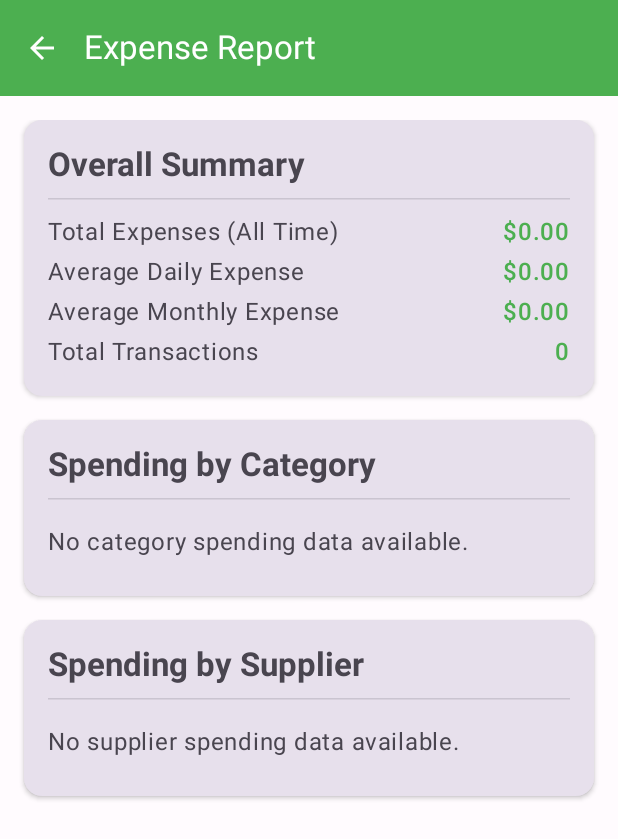
After one commit to ibfahd/ExpenseTracker, an Android app built with Jetpack Compose: the ReportingActivity screen opened directly, with no data from a screen before it, on a phone screen of 412 x 824 dp. The commit adds this screen. Shown: the top 839 px of the screen. Run offline under Robolectric (Android 15) with nearby library versions, the phone set to English and light mode, and no system bars; our stand-ins replace Room's generated code.

Commit message:
Adding Reporting. UX improvement, minor fixes.

```diff
--- a/app/src/main/java/com/fahdev/expensetracker/ExpenseViewModel.kt
+++ b/app/src/main/java/com/fahdev/expensetracker/ExpenseViewModel.kt
@@ -5,50 +5,57 @@ import androidx.lifecycle.AndroidViewModel
 import androidx.lifecycle.viewModelScope
 import com.fahdev.expensetracker.data.Category
 import com.fahdev.expensetracker.data.CategoryDao
+import com.fahdev.expensetracker.data.CategorySpending
 import com.fahdev.expensetracker.data.Expense
 import com.fahdev.expensetracker.data.ExpenseDao
 import com.fahdev.expensetracker.data.Product
 import com.fahdev.expensetracker.data.ProductDao
 import com.fahdev.expensetracker.data.Supplier
 import com.fahdev.expensetracker.data.SupplierDao
+import com.fahdev.expensetracker.data.SupplierSpending
 import kotlinx.coroutines.ExperimentalCoroutinesApi
 import kotlinx.coroutines.flow.Flow
 import kotlinx.coroutines.flow.MutableStateFlow
+import kotlinx.coroutines.flow.SharingStarted
+import kotlinx.coroutines.flow.StateFlow // Import StateFlow
 import kotlinx.coroutines.flow.asStateFlow
 import kotlinx.coroutines.flow.combine
 import kotlinx.coroutines.flow.first
 import kotlinx.coroutines.flow.flatMapLatest
 import kotlinx.coroutines.flow.map
+import kotlinx.coroutines.flow.stateIn
 import kotlinx.coroutines.launch
 import java.util.Calendar
 import java.util.concurrent.TimeUnit
+import kotlin.math.max
 
 class ExpenseViewModel(application: Application) : AndroidViewModel(application) {
-    private val expenseDao: ExpenseDao
-    private val productDao: ProductDao
-    private val supplierDao: SupplierDao
-    private val categoryDao: CategoryDao
+    private val database = AppDatabase.getDatabase(application)
+    private val expenseDao: ExpenseDao = database.expenseDao()
+    private val productDao: ProductDao = database.productDao()
+    private val supplierDao: SupplierDao = database.supplierDao()
+    private val categoryDao: CategoryDao = database.categoryDao()
 
-    val allProducts: Flow<List<Product>>
-    val allSuppliers: Flow<List<Supplier>>
-    val allCategories: Flow<List<Category>>
+    val allProducts: Flow<List<Product>> = productDao.getAllProducts() // This can remain Flow if not directly used with stateIn for collectAsState without initial
+    val allSuppliers: Flow<List<Supplier>> = supplierDao.getAllSuppliers() // Same as above
+    val allCategories: Flow<List<Category>> = categoryDao.getAllCategories() // Same as above
 
     private val _selectedStartDate = MutableStateFlow<Long?>(null)
-    val selectedStartDate: Flow<Long?> = _selectedStartDate.asStateFlow()
+    val selectedStartDate: StateFlow<Long?> = _selectedStartDate.asStateFlow() // .asStateFlow() returns StateFlow
 
     private val _selectedEndDate = MutableStateFlow<Long?>(null)
-    val selectedEndDate: Flow<Long?> = _selectedEndDate.asStateFlow()
+    val selectedEndDate: StateFlow<Long?> = _selectedEndDate.asStateFlow()
 
     private val _selectedCategoryId = MutableStateFlow<Int?>(null)
-    val selectedCategoryId: Flow<Int?> = _selectedCategoryId.asStateFlow()
+    val selectedCategoryId: StateFlow<Int?> = _selectedCategoryId.asStateFlow()
 
     private val _selectedSupplierId = MutableStateFlow<Int?>(null)
-    val selectedSupplierId: Flow<Int?> = _selectedSupplierId.asStateFlow()
+    val selectedSupplierId: StateFlow<Int?> = _selectedSupplierId.asStateFlow()
 
     private val _refreshTrigger = MutableStateFlow(0)
 
     @OptIn(ExperimentalCoroutinesApi::class)
-    val filteredExpenses: Flow<List<ExpenseWithDetails>> = combine(
+    val filteredExpenses: Flow<List<ExpenseWithDetails>> = combine( // This is a complex flow, often collected with an initial value or handled differently
         _selectedStartDate,
         _selectedEndDate,
         _selectedCategoryId,
@@ -63,10 +70,11 @@ class ExpenseViewModel(application: Application) : AndroidViewModel(application)
             params.categoryId,
             params.supplierId
         )
-    }
+    } // If this is collected with collectAsState without initial, it might need .stateIn too or an initial value at collection.
+    // For MainActivity, it's collected with collectAsState(initial = emptyList()), which is correct.
 
     @OptIn(ExperimentalCoroutinesApi::class)
-    val totalFilteredExpenses: Flow<Double> = combine(
+    val totalFilteredExpenses: StateFlow<Double> = combine( // Changed to StateFlow
         _selectedStartDate,
         _selectedEndDate,
         _selectedCategoryId,
@@ -82,6 +90,7 @@ class ExpenseViewModel(application: Application) : AndroidViewModel(application)
             params.supplierId
         )
     }.map { it ?: 0.0 }
+        .stateIn(viewModelScope, SharingStarted.WhileSubscribed(5000), 0.0) // Initial value provided
 
     private data class FilterParams(
         val startDate: Long?,
@@ -90,19 +99,55 @@ class ExpenseViewModel(application: Application) : AndroidViewModel(application)
         val supplierId: Int?
     )
 
+    // --- Reporting Data Flows ---
+    // Explicitly type these as StateFlow since stateIn produces a StateFlow
+    val totalExpensesAllTime: StateFlow<Double> = expenseDao.getTotalExpensesAllTime()
+        .map { it ?: 0.0 }
+        .stateIn(viewModelScope, SharingStarted.WhileSubscribed(5000), 0.0)
+
+    val firstExpenseDate: StateFlow<Long?> = expenseDao.getFirstExpenseDate()
+        .stateIn(viewModelScope, SharingStarted.WhileSubscribed(5000), null)
+
+    val totalTransactionCount: StateFlow<Int> = expenseDao.getTotalTransactionCount()
+        .map { it ?: 0 }
+        .stateIn(viewModelScope, SharingStarted.WhileSubscribed(5000), 0)
+
+    val spendingByCategory: StateFlow<List<CategorySpending>> = expenseDao.getSpendingByCategory()
+        .stateIn(viewModelScope, SharingStarted.WhileSubscribed(5000), emptyList())
+
+    val spendingBySupplier: StateFlow<List<SupplierSpending>> = expenseDao.getSpendingBySupplier()
+        .stateIn(viewModelScope, SharingStarted.WhileSubscribed(5000), emptyList())
+
+    val averageDailyExpense: StateFlow<Double> = combine(totalExpensesAllTime, firstExpenseDate) { total, firstDateMs ->
+        if (total > 0 && firstDateMs != null) {
+            val days = TimeUnit.MILLISECONDS.toDays(System.currentTimeMillis() - firstDateMs).coerceAtLeast(1)
+            total / days
+        } else {
+            0.0
+        }
+    }.stateIn(viewModelScope, SharingStarted.WhileSubscribed(5000), 0.0)
+
+    val averageMonthlyExpense: StateFlow<Double> = combine(totalExpensesAllTime, firstExpenseDate) { total, firstDateMs ->
+        if (total > 0 && firstDateMs != null) {
+            val firstCal = Calendar.getInstance().apply { timeInMillis = firstDateMs }
+            val currentCal = Calendar.getInstance()
+
+            var months = (currentCal.get(Calendar.YEAR) - firstCal.get(Calendar.YEAR)) * 12
+            months -= firstCal.get(Calendar.MONTH)
+            months += currentCal.get(Calendar.MONTH)
+            if (currentCal.get(Calendar.DAY_OF_MONTH) < firstCal.get(Calendar.DAY_OF_MONTH) && months > 0) {
+                months--
+            }
+            total / max(1, months + 1)
+        } else {
+            0.0
+        }
+    }.stateIn(viewModelScope, SharingStarted.WhileSubscribed(5000), 0.0)
+
+
     init {
-        val database = AppDatabase.getDatabase(application)
-        expenseDao = database.expenseDao()
-        productDao = database.productDao()
-        supplierDao = database.supplierDao()
-        categoryDao = database.categoryDao()
-
-        allProducts = productDao.getAllProducts()
-        allSuppliers = supplierDao.getAllSuppliers()
-        allCategories = categoryDao.getAllCategories()
-
         viewModelScope.launch {
-            if (categoryDao.getAllCategories().first().isEmpty()) {
+            if (allCategories.first().isEmpty()) {
                 val initialCategories = listOf(
                     application.getString(R.string.category_food_drinks),
                     application.getString(R.string.category_housing),
@@ -176,12 +221,14 @@ class ExpenseViewModel(application: Application) : AndroidViewModel(application)
     fun updateCategory(category: Category) {
         viewModelScope.launch {
             categoryDao.updateCategory(category)
+            _refreshTrigger.value++
         }
     }
 
     fun deleteCategory(category: Category) {
         viewModelScope.launch {
             categoryDao.deleteCategory(category)
+            _refreshTrigger.value++
         }
     }
 
@@ -192,18 +239,21 @@ class ExpenseViewModel(application: Application) : AndroidViewModel(application)
     fun updateSupplier(supplier: Supplier) {
         viewModelScope.launch {
             supplierDao.updateSupplier(supplier)
+            _refreshTrigger.value++
         }
     }
 
     fun deleteSupplier(supplier: Supplier) {
         viewModelScope.launch {
             supplierDao.deleteSupplier(supplier)
+            _refreshTrigger.value++
         }
     }
 
     fun getSupplierById(id: Int): Flow<Supplier?> {
         return supplierDao.getSupplierById(id)
     }
+
 
     fun setCategoryFilter(categoryId: Int?) {
         _selectedCategoryId.value = categoryId
@@ -226,40 +276,30 @@ class ExpenseViewModel(application: Application) : AndroidViewModel(application)
         when (rangeType) {
             "ThisMonth" -> {
                 calendar.set(Calendar.DAY_OF_MONTH, 1)
-                calendar.set(Calendar.HOUR_OF_DAY, 0)
-                calendar.set(Calendar.MINUTE, 0)
-                calendar.set(Calendar.SECOND, 0)
-                calendar.set(Calendar.MILLISECOND, 0)
+                calendar.set(Calendar.HOUR_OF_DAY, 0); calendar.set(Calendar.MINUTE, 0); calendar.set(Calendar.SECOND, 0); calendar.set(Calendar.MILLISECOND, 0)
                 startDate = calendar.timeInMillis
             }
             "Last7Days" -> {
-                startDate = System.currentTimeMillis() - TimeUnit.DAYS.toMillis(7)
+                calendar.add(Calendar.DAY_OF_YEAR, -6)
+                calendar.set(Calendar.HOUR_OF_DAY, 0); calendar.set(Calendar.MINUTE, 0); calendar.set(Calendar.SECOND, 0); calendar.set(Calendar.MILLISECOND, 0)
+                startDate = calendar.timeInMillis
             }
             "LastMonth" -> {
                 calendar.add(Calendar.MONTH, -1)
                 calendar.set(Calendar.DAY_OF_MONTH, 1)
-                calendar.set(Calendar.HOUR_OF_DAY, 0)
-                calendar.set(Calendar.MINUTE, 0)
-                calendar.set(Calendar.SECOND, 0)
-                calendar.set(Calendar.MILLISECOND, 0)
+                calendar.set(Calendar.HOUR_OF_DAY, 0); calendar.set(Calendar.MINUTE, 0); calendar.set(Calendar.SECOND, 0); calendar.set(Calendar.MILLISECOND, 0)
                 startDate = calendar.timeInMillis
 
                 val endOfLastMonth = Calendar.getInstance()
-                endOfLastMonth.set(Calendar.DAY_OF_MONTH, 1)
+                endOfLastMonth.timeInMillis = startDate
+                endOfLastMonth.add(Calendar.MONTH, 1)
                 endOfLastMonth.add(Calendar.DAY_OF_MONTH, -1)
-                endOfLastMonth.set(Calendar.HOUR_OF_DAY, 23)
-                endOfLastMonth.set(Calendar.MINUTE, 59)
-                endOfLastMonth.set(Calendar.SECOND, 59)
-                endOfLastMonth.set(Calendar.MILLISECOND, 999)
+                endOfLastMonth.set(Calendar.HOUR_OF_DAY, 23); endOfLastMonth.set(Calendar.MINUTE, 59); endOfLastMonth.set(Calendar.SECOND, 59); endOfLastMonth.set(Calendar.MILLISECOND, 999)
                 endDate = endOfLastMonth.timeInMillis
             }
             "ThisYear" -> {
-                calendar.set(Calendar.MONTH, Calendar.JANUARY)
-                calendar.set(Calendar.DAY_OF_MONTH, 1)
-                calendar.set(Calendar.HOUR_OF_DAY, 0)
-                calendar.set(Calendar.MINUTE, 0)
-                calendar.set(Calendar.SECOND, 0)
-                calendar.set(Calendar.MILLISECOND, 0)
+                calendar.set(Calendar.DAY_OF_YEAR, 1)
+                calendar.set(Calendar.HOUR_OF_DAY, 0); calendar.set(Calendar.MINUTE, 0); calendar.set(Calendar.SECOND, 0); calendar.set(Calendar.MILLISECOND, 0)
                 startDate = calendar.timeInMillis
             }
             "All" -> {
@@ -276,6 +316,5 @@ class ExpenseViewModel(application: Application) : AndroidViewModel(application)
         _selectedEndDate.value = null
         _selectedCategoryId.value = null
         _selectedSupplierId.value = null
-        _refreshTrigger.value++
     }
 }
--- /dev/null
+++ b/app/src/main/java/com/fahdev/expensetracker/ReportingActivity.kt
@@ -0,0 +1,195 @@
+package com.fahdev.expensetracker
+
+import android.app.Application
+import android.os.Bundle
+import androidx.activity.ComponentActivity
+import androidx.activity.compose.setContent
+import androidx.activity.enableEdgeToEdge
+import androidx.compose.foundation.layout.Arrangement
+import androidx.compose.foundation.layout.Column
+import androidx.compose.foundation.layout.ColumnScope
+import androidx.compose.foundation.layout.Row
+import androidx.compose.foundation.layout.Spacer
+import androidx.compose.foundation.layout.fillMaxSize
+import androidx.compose.foundation.layout.fillMaxWidth
+import androidx.compose.foundation.layout.padding
+import androidx.compose.foundation.layout.width
+import androidx.compose.foundation.lazy.LazyColumn
+import androidx.compose.material.icons.Icons
+import androidx.compose.material.icons.automirrored.filled.ArrowBack
+import androidx.compose.material3.Card
+import androidx.compose.material3.CardDefaults
+import androidx.compose.material3.ExperimentalMaterial3Api
+import androidx.compose.material3.HorizontalDivider
+import androidx.compose.material3.Icon
+import androidx.compose.material3.IconButton
+import androidx.compose.material3.MaterialTheme
+import androidx.compose.material3.Scaffold
+import androidx.compose.material3.Text
+import androidx.compose.material3.TopAppBar
+import androidx.compose.material3.TopAppBarDefaults
+import androidx.compose.runtime.Composable
+import androidx.compose.runtime.collectAsState
+import androidx.compose.runtime.getValue
+import androidx.compose.ui.Alignment
+import androidx.compose.ui.Modifier
+import androidx.compose.ui.platform.LocalContext
+import androidx.compose.ui.res.stringResource
+import androidx.compose.ui.text.font.FontWeight
+import androidx.compose.ui.tooling.preview.Preview
+import androidx.compose.ui.unit.dp
+import androidx.lifecycle.viewmodel.compose.viewModel
+import com.fahdev.expensetracker.ui.theme.ExpenseTrackerTheme
+import java.text.NumberFormat
+import java.util.Locale
+
+class ReportingActivity : ComponentActivity() {
+    override fun onCreate(savedInstanceState: Bundle?) {
+        super.onCreate(savedInstanceState)
+        enableEdgeToEdge()
+        setContent {
+            ExpenseTrackerTheme {
+                val expenseViewModel: ExpenseViewModel = viewModel(factory = ExpenseViewModelFactory(application))
+                ReportingScreen(expenseViewModel = expenseViewModel)
+            }
+        }
+    }
+}
+
+@OptIn(ExperimentalMaterial3Api::class)
+@Composable
+fun ReportingScreen(expenseViewModel: ExpenseViewModel) {
+    val context = LocalContext.current
+    val currencyFormat = NumberFormat.getCurrencyInstance(Locale.getDefault())
+
+    val totalExpensesAllTime by expenseViewModel.totalExpensesAllTime.collectAsState()
+    val averageDailyExpense by expenseViewModel.averageDailyExpense.collectAsState()
+    val averageMonthlyExpense by expenseViewModel.averageMonthlyExpense.collectAsState()
+    val totalTransactionCount by expenseViewModel.totalTransactionCount.collectAsState()
+    val spendingByCategory by expenseViewModel.spendingByCategory.collectAsState()
+    val spendingBySupplier by expenseViewModel.spendingBySupplier.collectAsState()
+
+    Scaffold(
+        topBar = {
+            TopAppBar(
+                title = { Text(stringResource(R.string.title_activity_reporting)) },
+                navigationIcon = {
+                    IconButton(onClick = { (context as? ComponentActivity)?.finish() }) {
+                        Icon(Icons.AutoMirrored.Filled.ArrowBack, contentDescription = stringResource(R.string.back_button_desc))
+                    }
+                },
+                colors = TopAppBarDefaults.topAppBarColors(
+                    containerColor = MaterialTheme.colorScheme.primary,
+                    titleContentColor = MaterialTheme.colorScheme.onPrimary,
+                    navigationIconContentColor = MaterialTheme.colorScheme.onPrimary
+                )
+            )
+        },
+        modifier = Modifier.fillMaxSize()
+    ) { innerPadding ->
+        LazyColumn(
+            modifier = Modifier
+                .padding(innerPadding)
+                .fillMaxSize()
+                .padding(16.dp),
+            verticalArrangement = Arrangement.spacedBy(16.dp)
+        ) {
+            item {
+                ReportSectionCard(title = stringResource(R.string.report_section_summary)) {
+                    StatItem(label = stringResource(R.string.report_total_expenses_all_time), value = currencyFormat.format(totalExpensesAllTime))
+                    StatItem(label = stringResource(R.string.report_average_daily_expense), value = currencyFormat.format(averageDailyExpense))
+                    StatItem(label = stringResource(R.string.report_average_monthly_expense), value = currencyFormat.format(averageMonthlyExpense))
+                    StatItem(label = stringResource(R.string.report_total_transactions), value = totalTransactionCount.toString())
+                }
+            }
+
+            if (spendingByCategory.isNotEmpty()) {
+                item {
+                    ReportSectionCard(title = stringResource(R.string.report_section_spending_by_category)) {
+                        spendingByCategory.forEach { categoryData ->
+                            StatItem(label = categoryData.categoryName, value = currencyFormat.format(categoryData.totalAmount))
+                        }
+                    }
+                }
+            } else {
+                item {
+                    ReportSectionCard(title = stringResource(R.string.report_section_spending_by_category)) {
+                        Text(stringResource(R.string.report_no_data_categories), modifier = Modifier.padding(vertical = 8.dp))
+                    }
+                }
+            }
+
+            if (spendingBySupplier.isNotEmpty()) {
+                item {
+                    ReportSectionCard(title = stringResource(R.string.report_section_spending_by_supplier)) {
+                        spendingBySupplier.forEach { supplierData ->
+                            StatItem(label = supplierData.supplierName, value = currencyFormat.format(supplierData.totalAmount))
+                        }
+                    }
+                }
+            } else {
+                item {
+                    ReportSectionCard(title = stringResource(R.string.report_section_spending_by_supplier)) {
+                        Text(stringResource(R.string.report_no_data_suppliers), modifier = Modifier.padding(vertical = 8.dp))
+                    }
+                }
+            }
+        }
+    }
+}
+
+@Composable
+fun ReportSectionCard(title: String, content: @Composable ColumnScope.() -> Unit) {
+    Card(
+        modifier = Modifier.fillMaxWidth(),
+        elevation = CardDefaults.cardElevation(defaultElevation = 2.dp),
+        colors = CardDefaults.cardColors(containerColor = MaterialTheme.colorScheme.surfaceVariant)
+    ) {
+        Column(modifier = Modifier.padding(16.dp)) {
+            Text(
+                text = title,
+                style = MaterialTheme.typography.titleLarge,
+                color = MaterialTheme.colorScheme.onSurfaceVariant,
+                fontWeight = FontWeight.Bold
+            )
+            HorizontalDivider(modifier = Modifier.padding(vertical = 8.dp))
+            // The 'content' lambda is invoked here, within the scope of this Column.
+            // So, 'this' inside the content lambda will refer to ColumnScope.
+            this.content()
+        }
+    }
+}
+
+@Composable
+fun StatItem(label: String, value: String) {
+    Row(
+        modifier = Modifier
+            .fillMaxWidth()
+            .padding(vertical = 4.dp),
+        horizontalArrangement = Arrangement.SpaceBetween,
+        verticalAlignment = Alignment.CenterVertically
+    ) {
+        Text(
+            text = label,
+            style = MaterialTheme.typography.bodyLarge,
+            color = MaterialTheme.colorScheme.onSurfaceVariant,
+            modifier = Modifier.weight(1f, fill = false) // Prevent label from taking too much space if value is short
+        )
+        Spacer(Modifier.width(16.dp)) // Add some space between label and value
+        Text(
+            text = value,
+            style = MaterialTheme.typography.bodyLarge,
+            fontWeight = FontWeight.Medium,
+            color = MaterialTheme.colorScheme.primary
+        )
+    }
+}
+
+@Preview(showBackground = true)
+@Composable
+fun ReportingScreenPreview() {
+    ExpenseTrackerTheme {
+        val context = LocalContext.current
+        ReportingScreen(expenseViewModel = ExpenseViewModel(context.applicationContext as Application))
+    }
+}
--- a/app/src/main/java/com/fahdev/expensetracker/data/ExpenseDao.kt
+++ b/app/src/main/java/com/fahdev/expensetracker/data/ExpenseDao.kt
@@ -23,7 +23,7 @@ interface ExpenseDao {
     suspend fun deleteExpense(expense: Expense)
 
     @Transaction
-    @RewriteQueriesToDropUnusedColumns
+    @RewriteQueriesToDropUnusedColumns // Keep this if it's helping with other queries
     @Query("SELECT * FROM expenses ORDER BY timestamp DESC")
     fun getAllExpensesWithDetails(): Flow<List<ExpenseWithDetails>>
 
@@ -32,10 +32,11 @@ interface ExpenseDao {
     @Query("SELECT * FROM expenses WHERE id = :id")
     fun getExpenseWithDetailsById(id: Int): Flow<ExpenseWithDetails?>
 
+    // Existing query, might be useful for specific period totals
     @Query("SELECT SUM(amount) FROM expenses WHERE strftime('%Y-%m', datetime(timestamp / 1000, 'unixepoch')) = strftime('%Y-%m', datetime(:currentTimestamp / 1000, 'unixepoch'))")
     fun getTotalMonthlyExpenses(currentTimestamp: Long): Flow<Double?>
 
-    @SuppressWarnings(RoomWarnings.QUERY_MISMATCH)
+    @SuppressWarnings(RoomWarnings.QUERY_MISMATCH) // Keep if necessary
     @Transaction
     @RewriteQueriesToDropUnusedColumns
     @Query("""
@@ -72,4 +73,34 @@ interface ExpenseDao {
         categoryId: Int?,
         supplierId: Int?
     ): Flow<Double?>
+
+    // --- New Reporting Queries ---
+
+    @Query("SELECT SUM(amount) FROM expenses")
+    fun getTotalExpensesAllTime(): Flow<Double?>
+
+    @Query("SELECT MIN(timestamp) FROM expenses")
+    fun getFirstExpenseDate(): Flow<Long?>
+
+    @Query("SELECT COUNT(id) FROM expenses")
+    fun getTotalTransactionCount(): Flow<Int?>
+
+    @Query("""
+        SELECT c.name as categoryName, SUM(e.amount) as totalAmount
+        FROM Expenses e
+        INNER JOIN Products p ON e.productId = p.id
+        INNER JOIN Categories c ON p.categoryId = c.id
+        GROUP BY c.name
+        ORDER BY totalAmount DESC
+    """)
+    fun getSpendingByCategory(): Flow<List<CategorySpending>>
+
+    @Query("""
+        SELECT s.name as supplierName, SUM(e.amount) as totalAmount
+        FROM Expenses e
+        INNER JOIN Suppliers s ON e.supplierId = s.id
+        GROUP BY s.name
+        ORDER BY totalAmount DESC
+    """)
+    fun getSpendingBySupplier(): Flow<List<SupplierSpending>>
 }
--- a/app/src/main/res/values/strings.xml
+++ b/app/src/main/res/values/strings.xml
@@ -6,21 +6,22 @@
     <string name="filter_expenses">Filter Expenses</string>
     <string name="add_new_expense">Add new expense</string>
     <string name="no_expenses">No expenses recorded yet, or no expenses match current filters.</string>
-    <string name="total_expenses">Total Expenses</string>
+    <string name="total_expenses">Total Expenses</string> <!-- Clarified this is for filtered view -->
     <string name="from_supplier">from %1$s</string>
     <string name="active_filters">Active Filters:</string>
     <string name="date_range">Date: %1$s - %2$s</string>
     <string name="category_filter">Category: %1$s</string>
     <string name="supplier_filter">Supplier: %1$s</string>
     <string name="clear_filters">Clear Filters</string>
+    <string name="close">Close</string>
+    <string name="ok">OK</string>
+    <string name="cancel">Cancel</string>
+    <string name="apply_filters_button">Apply</string> <!-- New for filter dialog -->
     <string name="filter_by_date">Filter by Period:</string>
     <string name="select_custom_date_range">Select Custom Date Range</string>
     <string name="filter_by_category">Filter by Category:</string>
     <string name="filter_by_supplier">Filter by Supplier:</string>
     <string name="clear_all_filters">Clear All Filters</string>
-    <string name="close">Close</string>
-    <string name="ok">OK</string>
-    <string name="cancel">Cancel</string>
     <string name="this_month">This Month</string>
     <string name="last_7_days">Last 7 Days</string>
     <string name="last_month">Last Month</string>
@@ -65,4 +66,18 @@
     <string name="purchased_quantity_label">Quantity</string>
     <string name="unit_price_label">Unit Price</string>
     <string name="delete_item">Delete Item</string>
+
+    <!-- Reporting Activity Strings -->
+    <string name="title_activity_reporting">Expense Report</string>
+    <string name="back_button_desc">Back</string>
+    <string name="report_section_summary">Overall Summary</string>
+    <string name="report_total_expenses_all_time">Total Expenses (All Time)</string>
+    <string name="report_average_daily_expense">Average Daily Expense</string>
+    <string name="report_average_monthly_expense">Average Monthly Expense</string>
+    <string name="report_total_transactions">Total Transactions</string>
+    <string name="report_section_spending_by_category">Spending by Category</string>
+    <string name="report_section_spending_by_supplier">Spending by Supplier</string>
+    <string name="report_no_data_categories">No category spending data available.</string>
+    <string name="report_no_data_suppliers">No supplier spending data available.</string>
+
 </resources>
```
Also changed, not shown: app/src/main/AndroidManifest.xml (+9 -1 lines), app/src/main/java/com/fahdev/expensetracker/MainActivity.kt (+175 -136 lines), app/src/main/java/com/fahdev/expensetracker/data/ReportingData.kt (added, +13 -0 lines).
